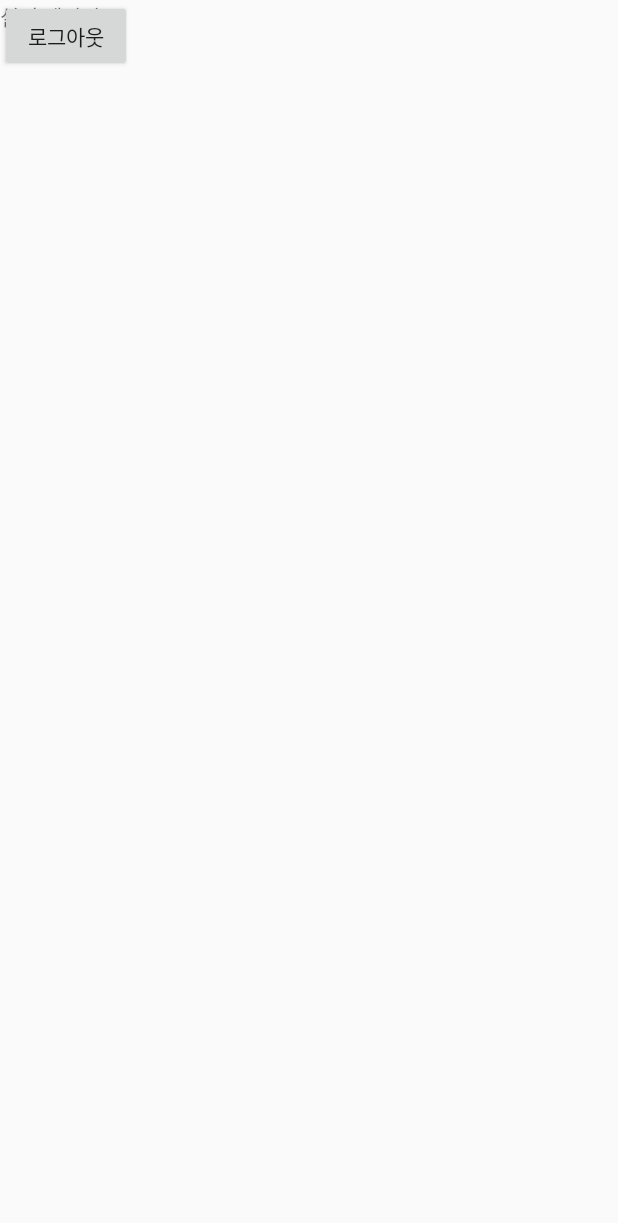
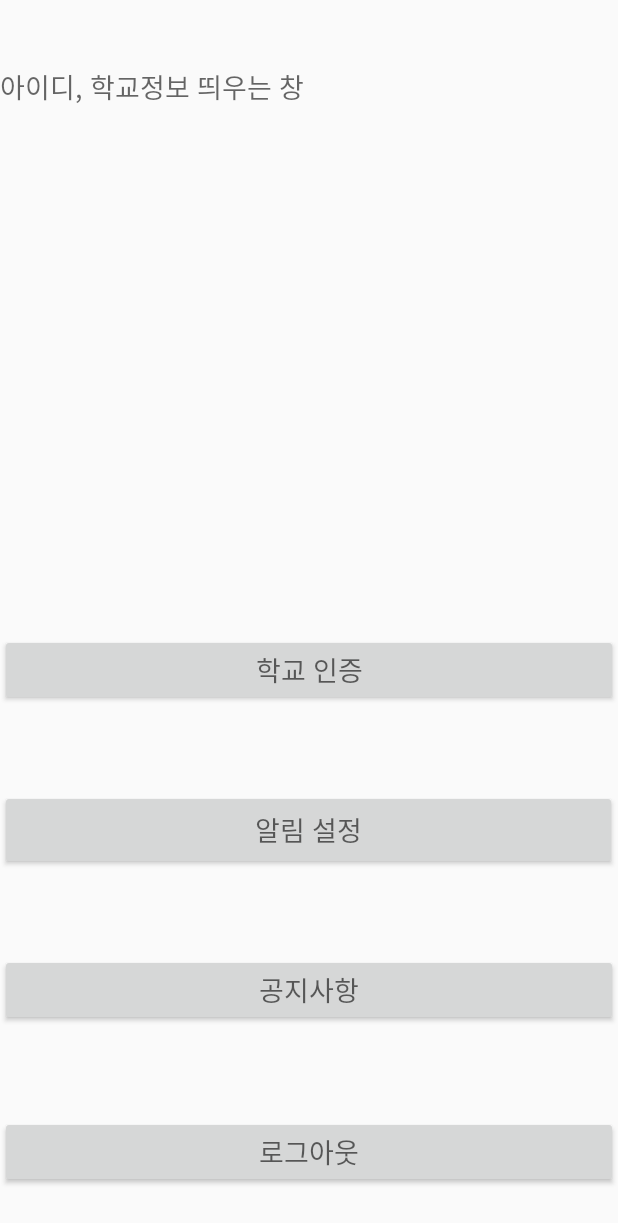
Before and after one commit to Campus-Street-Cat/streetcat, an Android app: the fragment SettingFragment shown on its own in the app's theme, on a phone screen of 412 x 824 dp. Shown: the top 1223 px of the screen. Run offline under Robolectric (Android 15) with nearby library versions, the phone set to English and light mode, and no system bars.

Commit message:
setting fragment

```diff
--- a/app/src/main/java/com/example/streetcat/fragment/SettingFragment.kt
+++ b/app/src/main/java/com/example/streetcat/fragment/SettingFragment.kt
@@ -12,6 +12,7 @@ import com.example.streetcat.activity.CatAdd
 import com.example.streetcat.activity.LoginActivity
 import kotlinx.android.synthetic.main.fragment_home.*
 import kotlinx.android.synthetic.main.fragment_setting.*
+import kotlinx.android.synthetic.main.fragment_setting.view.*
 
 class SettingFragment : Fragment() {
     // TODO: Rename and change types of parameters
@@ -26,28 +27,39 @@ class SettingFragment : Fragment() {
 
     override fun onCreateView(
         inflater: LayoutInflater, container: ViewGroup?,
-        savedInstanceState: Bundle?
-
-    ): View? {
-        // Inflate the layout for this fragment
-        return inflater.inflate(R.layout.fragment_setting, container, false)
+        savedInstanceState: Bundle?): View {
+        val view: View = inflater!!.inflate(R.layout.fragment_setting, container, false)
+        view.btn_school_auth.setOnClickListener { view ->
+            Log.d("btn_school", "Selected")
+            val intent = Intent(context, LoginActivity::class.java)
+            startActivity(intent)
+        }
+        return view
     }
 
     override fun onViewCreated(view: View, savedInstanceState: Bundle?) {
         super.onViewCreated(view, savedInstanceState)
-        btn_logout.setOnClickListener(ButtonListener())
+        btn_logout.setOnClickListener{ view ->
+            Log.d("btnSetup", "Selected")
+            //activity 캐스팅 문제로 꺼짐, 바로 로그아웃 함수 쓸 수 있게 수정해야
+            //(activity as LoginActivity).signOut()
+            val intent = Intent(context, LoginActivity::class.java)
+            startActivity(intent)
+        }
+/*
+        super.onViewCreated(view, savedInstanceState)
+        btn_school_auth.setOnClickListener{view ->
+            val intent = Intent(context, LoginActivity::class.java)
+            startActivity(intent)
+        }*/
     }
-
 
     //로그아웃 리스너
     inner class ButtonListener : View.OnClickListener {
         override fun onClick(v: View?) {
 
-            //activity 캐스팅 문제로 꺼짐
-           //(activity as LoginActivity).signOut()
-            //Log.e("Tag", "Message")
-            val intent = Intent(context, LoginActivity::class.java)
-            startActivity(intent)
         }
     }
+
+
 }
--- a/app/src/main/res/layout/fragment_setting.xml
+++ b/app/src/main/res/layout/fragment_setting.xml
@@ -1,20 +1,78 @@
 <?xml version="1.0" encoding="utf-8"?>
 <FrameLayout xmlns:android="http://schemas.android.com/apk/res/android"
+    xmlns:app="http://schemas.android.com/apk/res-auto"
     xmlns:tools="http://schemas.android.com/tools"
     android:layout_width="match_parent"
     android:layout_height="match_parent"
     tools:context=".fragment.SettingFragment">
 
     <!-- TODO: Update blank fragment layout -->
-    <TextView
+
+    <androidx.constraintlayout.widget.ConstraintLayout
         android:layout_width="match_parent"
-        android:layout_height="match_parent"
-        android:text="설정 페이지" />
+        android:layout_height="match_parent">
 
-    <Button
-        android:id="@+id/btn_logout"
-        android:layout_width="wrap_content"
-        android:layout_height="wrap_content"
-        android:text="로그아웃" />
+        <Button
+            android:id="@+id/btn_logout"
+            android:layout_width="0dp"
+            android:layout_height="wrap_content"
+            android:layout_marginBottom="32dp"
+            android:text="로그아웃"
+            android:textAppearance="@style/TextAppearance.AppCompat.Medium"
+            app:layout_constraintBottom_toBottomOf="parent"
+            app:layout_constraintEnd_toEndOf="parent"
+            app:layout_constraintHorizontal_bias="0.0"
+            app:layout_constraintStart_toStartOf="parent" />
+
+        <TextView
+            android:id="@+id/tv_myinfo"
+            android:layout_width="0dp"
+            android:layout_height="wrap_content"
+            android:layout_marginTop="44dp"
+            android:text="아이디, 학교정보 띄우는 창"
+            android:textAppearance="@style/TextAppearance.AppCompat.Medium"
+            app:layout_constraintEnd_toEndOf="parent"
+            app:layout_constraintHorizontal_bias="1.0"
+            app:layout_constraintStart_toStartOf="parent"
+            app:layout_constraintTop_toTopOf="parent" />
+
+        <Button
+            android:id="@+id/btn_school_auth"
+            android:layout_width="0dp"
+            android:layout_height="wrap_content"
+            android:layout_marginBottom="56dp"
+            android:text="학교 인증"
+            android:textAppearance="@style/TextAppearance.AppCompat.Medium"
+            app:layout_constraintBottom_toTopOf="@+id/btn_alarm"
+            app:layout_constraintEnd_toEndOf="parent"
+            app:layout_constraintHorizontal_bias="0.0"
+            app:layout_constraintStart_toStartOf="parent" />
+
+        <Button
+            android:id="@+id/btn_alarm"
+            android:layout_width="411dp"
+            android:layout_height="53dp"
+            android:layout_marginBottom="164dp"
+            android:text="알림 설정"
+            android:textAppearance="@style/TextAppearance.AppCompat.Medium"
+            app:layout_constraintBottom_toTopOf="@+id/btn_logout"
+            app:layout_constraintEnd_toEndOf="parent"
+            app:layout_constraintHorizontal_bias="0.0"
+            app:layout_constraintStart_toStartOf="parent" />
+
+        <Button
+            android:id="@+id/btn_notice"
+            android:layout_width="0dp"
+            android:layout_height="wrap_content"
+            android:layout_marginTop="40dp"
+            android:text="공지사항"
+            android:textAppearance="@style/TextAppearance.AppCompat.Medium"
+            app:layout_constraintBottom_toTopOf="@+id/btn_logout"
+            app:layout_constraintEnd_toEndOf="parent"
+            app:layout_constraintHorizontal_bias="0.0"
+            app:layout_constraintStart_toStartOf="parent"
+            app:layout_constraintTop_toBottomOf="@+id/btn_alarm"
+            app:layout_constraintVertical_bias="0.21" />
+    </androidx.constraintlayout.widget.ConstraintLayout>
 
 </FrameLayout>
```
